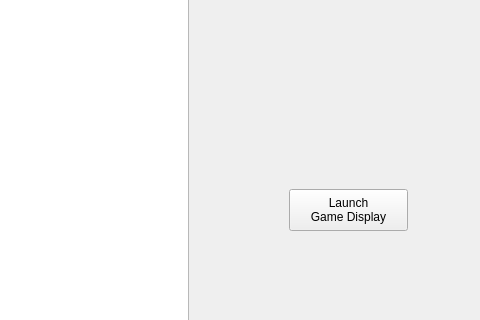
First picture: the form in humanpatterns.ui, repository ajhalme/human-patterns, before the edit; both pictures show x 601 to 1081 and y 150 to 470 of the 1081 by 600 pixel window.
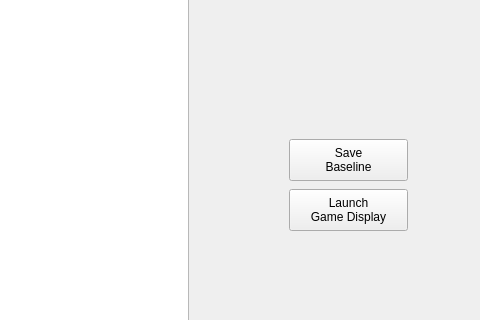
Second picture: the form after the edit.

```diff
--- a/humanpatterns.ui
+++ b/humanpatterns.ui
@@ -197,6 +197,26 @@
 Game Display</string>
     </property>
    </widget>
+   <widget class="QPushButton" name="saveBaseline">
+    <property name="geometry">
+     <rect>
+      <x>890</x>
+      <y>270</y>
+      <width>119</width>
+      <height>42</height>
+     </rect>
+    </property>
+    <property name="sizePolicy">
+     <sizepolicy hsizetype="Minimum" vsizetype="Maximum">
+      <horstretch>0</horstretch>
+      <verstretch>0</verstretch>
+     </sizepolicy>
+    </property>
+    <property name="text">
+     <string>Save
+Baseline</string>
+    </property>
+   </widget>
   </widget>
   <widget class="QMenuBar" name="menubar">
    <property name="geometry">
```
